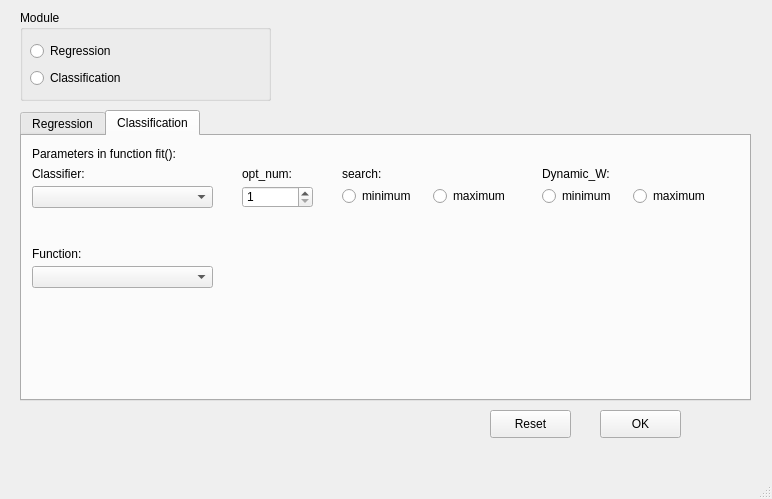
Old version of the form parameter.ui in the repository Bgolearn/BgoFace.
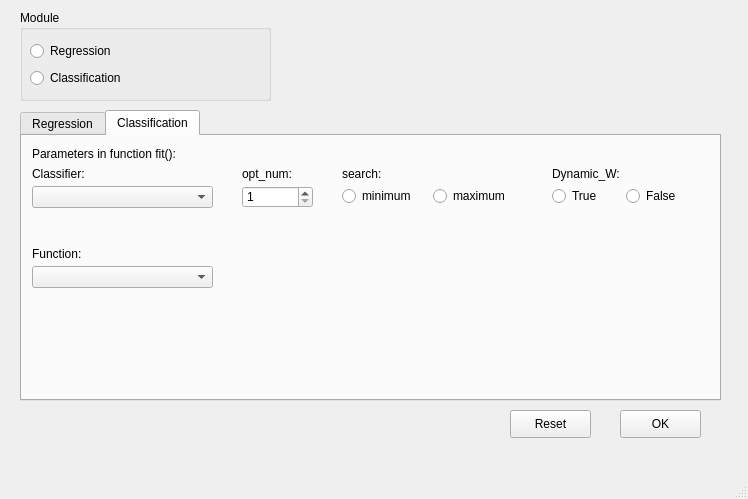
New version of the form. The open tabs and pages were chosen to show the change.

Diff of the .ui file:
```diff
--- a/parameter.ui
+++ b/parameter.ui
@@ -6,7 +6,7 @@
    <rect>
     <x>0</x>
     <y>0</y>
-    <width>772</width>
+    <width>748</width>
     <height>499</height>
    </rect>
   </property>
@@ -58,7 +58,7 @@
      <rect>
       <x>20</x>
       <y>110</y>
-      <width>731</width>
+      <width>701</width>
       <height>291</height>
      </rect>
     </property>
@@ -439,7 +439,7 @@
      <widget class="QLabel" name="label_2">
       <property name="geometry">
        <rect>
-        <x>520</x>
+        <x>530</x>
         <y>30</y>
         <width>81</width>
         <height>16</height>
@@ -478,9 +478,9 @@
      <widget class="QWidget" name="layoutWidget">
       <property name="geometry">
        <rect>
-        <x>520</x>
+        <x>530</x>
         <y>50</y>
-        <width>175</width>
+        <width>141</width>
         <height>21</height>
        </rect>
       </property>
@@ -488,14 +488,14 @@
        <item>
         <widget class="QRadioButton" name="classification_Dynamic_W_TrueRadioButton">
          <property name="text">
-          <string>minimum</string>
+          <string>True</string>
          </property>
         </widget>
        </item>
        <item>
         <widget class="QRadioButton" name="classification_Dynamic_W_FalseRadioButton">
          <property name="text">
-          <string>maximum</string>
+          <string>False</string>
          </property>
         </widget>
        </item>
@@ -506,7 +506,7 @@
    <widget class="QPushButton" name="setParametersButton">
     <property name="geometry">
      <rect>
-      <x>600</x>
+      <x>620</x>
       <y>410</y>
       <width>81</width>
       <height>28</height>
@@ -519,7 +519,7 @@
    <widget class="QPushButton" name="resetParametersButton">
     <property name="geometry">
      <rect>
-      <x>490</x>
+      <x>510</x>
       <y>410</y>
       <width>81</width>
       <height>28</height>
```
Left out of the diff: 2 changed lines with no effect on the pictures.
